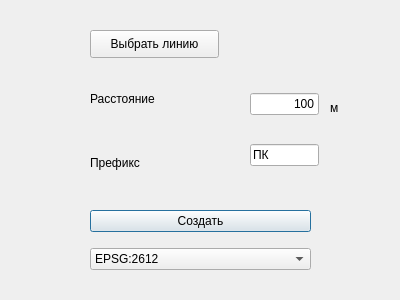
Aykuayvenchorr/QGIS_plugin_picketing, file calculate_picketing_dialog_base.ui: the form before one commit.
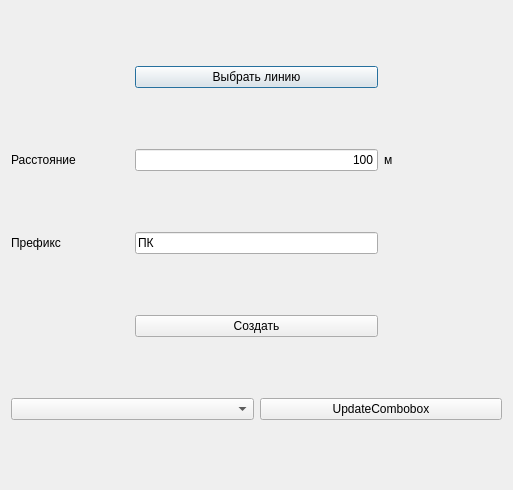
The form after the commit.

What changed in the file:
```diff
--- a/calculate_picketing_dialog_base.ui
+++ b/calculate_picketing_dialog_base.ui
@@ -6,63 +6,29 @@
    <rect>
     <x>0</x>
     <y>0</y>
-    <width>400</width>
-    <height>300</height>
+    <width>513</width>
+    <height>490</height>
    </rect>
   </property>
   <property name="windowTitle">
    <string>Picketing</string>
   </property>
-  <widget class="QLabel" name="label">
-   <property name="geometry">
-    <rect>
-     <x>330</x>
-     <y>100</y>
-     <width>55</width>
-     <height>16</height>
-    </rect>
-   </property>
+  <layout class="QGridLayout" name="gridLayout">
+   <item row="2" column="1" colspan="2">
+    <widget class="QLineEdit" name="Prefix">
    <property name="text">
-    <string>м</string>
-   </property>
-  </widget>
-  <widget class="QWidget" name="verticalLayoutWidget">
-   <property name="geometry">
-    <rect>
-     <x>90</x>
-     <y>70</y>
-     <width>131</width>
-     <height>121</height>
-    </rect>
-   </property>
-   <layout class="QVBoxLayout" name="verticalLayout">
-    <item>
+      <string>ПК</string>
+     </property>
+    </widget>
+   </item>
+   <item row="1" column="0">
      <widget class="QLabel" name="label_2">
       <property name="text">
        <string>Расстояние</string>
       </property>
      </widget>
     </item>
-    <item>
-     <widget class="QLabel" name="label_3">
-      <property name="text">
-       <string>Префикс</string>
-      </property>
-     </widget>
-    </item>
-   </layout>
-  </widget>
-  <widget class="QWidget" name="verticalLayoutWidget_2">
-   <property name="geometry">
-    <rect>
-     <x>250</x>
-     <y>70</y>
-     <width>69</width>
-     <height>121</height>
-    </rect>
-   </property>
-   <layout class="QVBoxLayout" name="verticalLayout_2">
-    <item>
+   <item row="1" column="1" colspan="2">
      <widget class="QLineEdit" name="Distance">
       <property name="enabled">
        <bool>true</bool>
@@ -81,81 +47,45 @@
       </property>
      </widget>
     </item>
-    <item>
-     <widget class="QLineEdit" name="Prefix">
-      <property name="text">
-       <string>ПК</string>
-      </property>
-     </widget>
-    </item>
-   </layout>
-  </widget>
-  <widget class="QWidget" name="verticalLayoutWidget_3">
-   <property name="geometry">
-    <rect>
-     <x>90</x>
-     <y>200</y>
-     <width>221</width>
-     <height>81</height>
-    </rect>
-   </property>
-   <layout class="QVBoxLayout" name="verticalLayout_3">
-    <item>
-     <widget class="QPushButton" name="LineLengthButton">
-      <property name="text">
-       <string>Создать</string>
-      </property>
-     </widget>
-    </item>
-    <item>
-     <widget class="QComboBox" name="ChooseCRS">
-      <item>
-       <property name="text">
-        <string>EPSG:2612</string>
-       </property>
-      </item>
-      <item>
-       <property name="text">
-        <string>EPSG:4326</string>
-       </property>
-      </item>
-      <item>
-       <property name="text">
-        <string>EPSG:4284</string>
-       </property>
-      </item>
-      <item>
-       <property name="text">
-        <string>EPSG:32633</string>
-       </property>
-      </item>
-      <item>
-       <property name="text">
-        <string>ESRI:21018</string>
-       </property>
-      </item>
-      <item>
-       <property name="text">
-        <string>ESRI:21224</string>
-       </property>
-      </item>
-     </widget>
-    </item>
-   </layout>
-  </widget>
+   <item row="5" column="0" colspan="2">
+    <widget class="QComboBox" name="ChooseCRS"/>
+   </item>
+   <item row="0" column="1" colspan="2">
   <widget class="QPushButton" name="btnSelectLine">
-   <property name="geometry">
-    <rect>
-     <x>90</x>
-     <y>30</y>
-     <width>129</width>
-     <height>28</height>
-    </rect>
-   </property>
    <property name="text">
     <string>Выбрать линию</string>
    </property>
   </widget>
+   </item>
+   <item row="1" column="3">
+    <widget class="QLabel" name="label">
+     <property name="text">
+      <string>м</string>
+     </property>
+    </widget>
+   </item>
+   <item row="2" column="0">
+    <widget class="QLabel" name="label_3">
+     <property name="text">
+      <string>Префикс</string>
+     </property>
+    </widget>
+   </item>
+   <item row="5" column="2" colspan="2">
+    <widget class="QPushButton" name="UpdateCombobox">
+     <property name="text">
+      <string>UpdateCombobox</string>
+     </property>
+    </widget>
+   </item>
+   <item row="3" column="1" colspan="2">
+    <widget class="QPushButton" name="LineLengthButton">
+     <property name="text">
+      <string>Создать</string>
+     </property>
+    </widget>
+   </item>
+  </layout>
  </widget>
  <resources/>
  <connections/>
```
Lines whose indentation alone changed are shown as unchanged.
